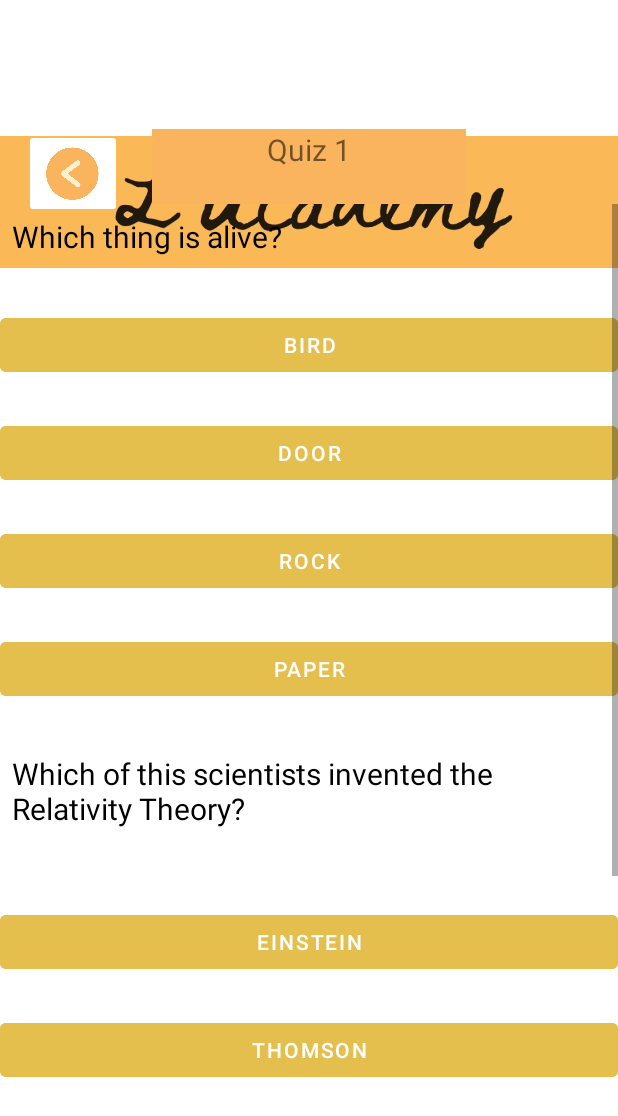
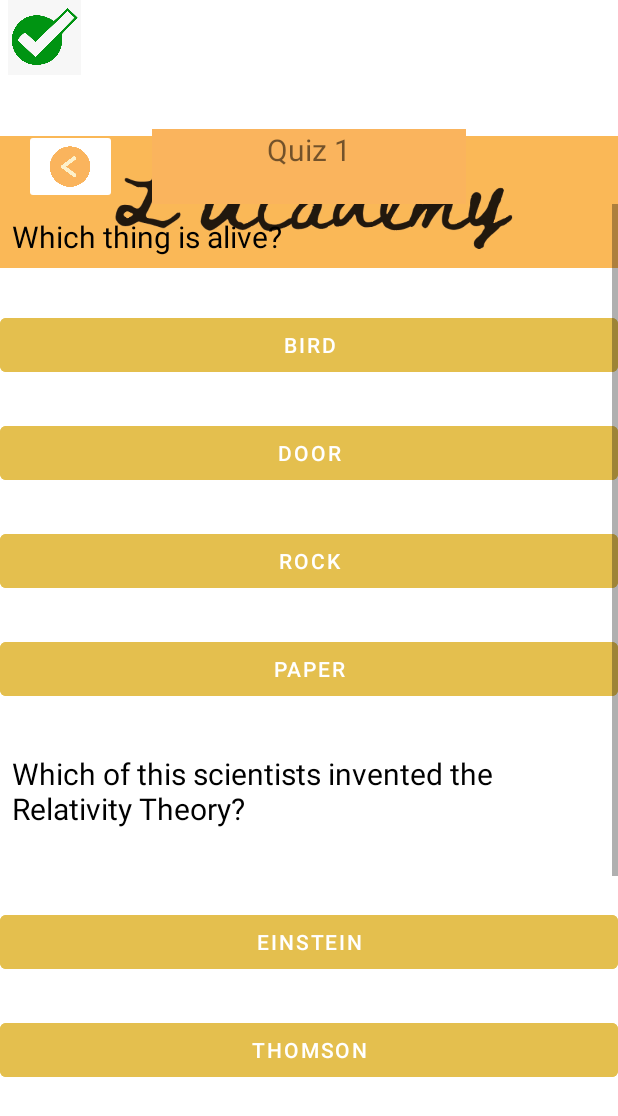
Before and after one commit to ETS-Android5/L-Academy, an Android app: the layout mcq_test.xml on its own in the app's theme, with its tools: preview values and no code run, on a phone screen of 412 x 824 dp. Shown: the top 1116 px of the screen. Run offline under Robolectric (Android 15) with nearby library versions, the phone set to English and light mode, and no system bars.

Commit message:
I have contributed

```diff
--- a/MyApplication/app/src/main/res/layout/mcq_test.xml
+++ b/MyApplication/app/src/main/res/layout/mcq_test.xml
@@ -156,15 +156,28 @@
 
     <ImageButton
         android:id="@+id/imageButton3"
-        android:layout_width="65dp"
-        android:layout_height="59dp"
+        android:layout_width="62dp"
+        android:layout_height="50dp"
         android:layout_marginStart="16dp"
         android:layout_marginTop="86dp"
         android:backgroundTint="#ffff"
         android:scaleType="fitCenter"
+        app:layout_constraintBottom_toTopOf="@+id/scrollView3"
         app:layout_constraintStart_toStartOf="parent"
         app:layout_constraintTop_toTopOf="parent"
         app:srcCompat="@drawable/back_button"
         tools:ignore="SpeakableTextPresentCheck" />
 
+    <ImageButton
+        android:id="@+id/imageButton11"
+        style="@android:style/Widget.Holo.Light.ImageButton"
+        android:layout_width="59dp"
+        android:layout_height="50dp"
+        android:background="#ffff"
+        android:backgroundTint="#ffff"
+        android:scaleType="fitCenter"
+        app:srcCompat="@drawable/confirm_button"
+        tools:layout_editor_absoluteX="336dp"
+        tools:layout_editor_absoluteY="86dp" />
+
 </androidx.constraintlayout.widget.ConstraintLayout>
```
Also changed, not shown: MyApplication/app/src/main/res/drawable/confirm_button.png (added).
